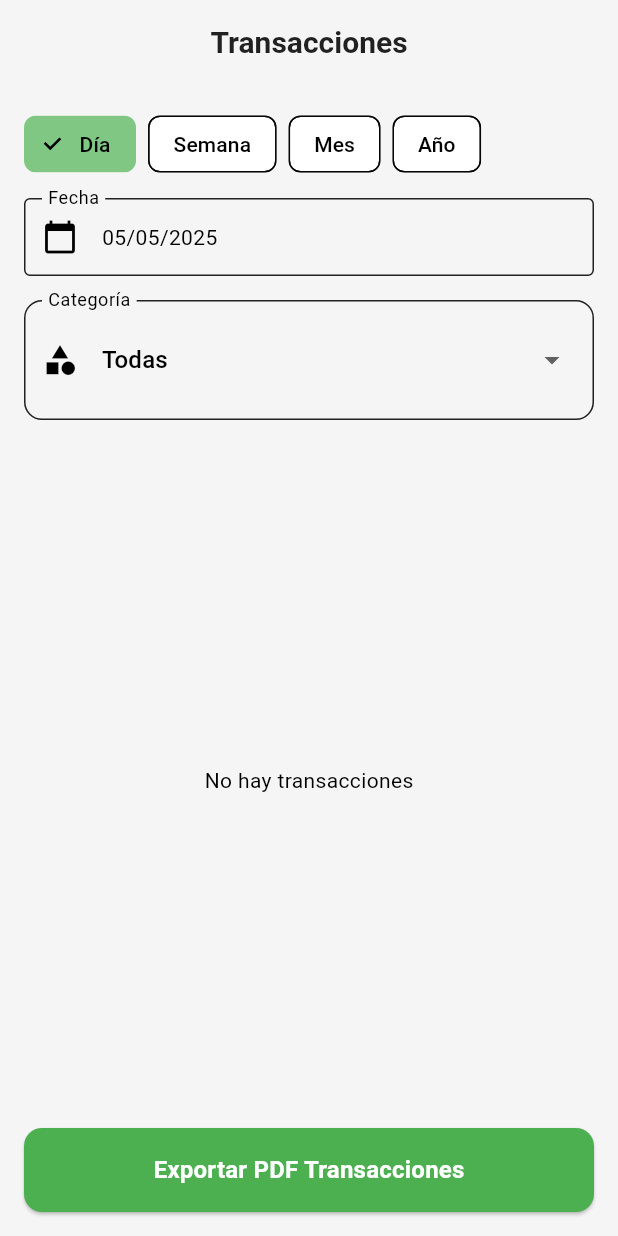
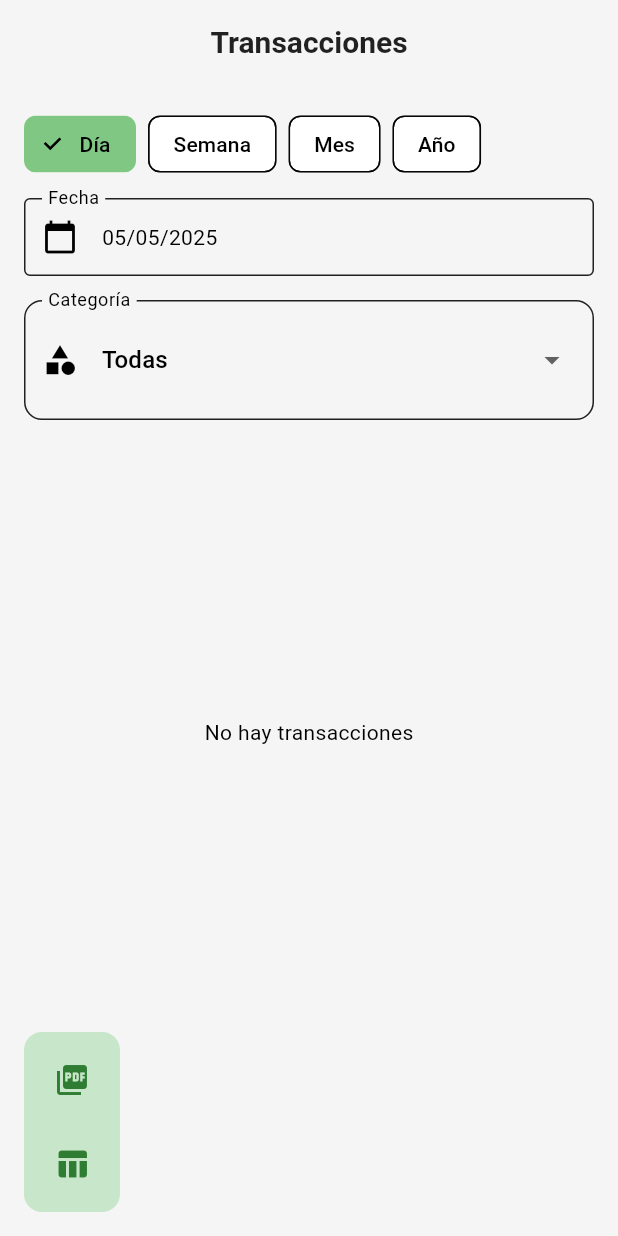
Before and after one commit to sim3075/MoneyMingle, a Flutter app: the TransactionsViewScreen screen opened directly with empty values, on a phone screen of 412 x 824 dp. Run offline on Flutter 3.47's test engine with Material 3 defaults, Android fonts, the phone set to English and light mode, and no system bars; our stand-ins replace firebase_core, fl_chart, font_awesome_flutter, image_picker, shared_preferences; accounts and stored records are empty.

Commit message:
Feat: add export pdf and excel button

```diff
--- a/money_mingle/lib/ui/pages/transaction/transactions_view_screen.dart
+++ b/money_mingle/lib/ui/pages/transaction/transactions_view_screen.dart
@@ -1,7 +1,6 @@
 import 'package:flutter/material.dart';
 import 'package:provider/provider.dart';
 import 'package:money_mingle/models/transaction.dart';
-import 'package:money_mingle/ui/widgets/shared/custom_button.dart';
 import '../transaction/transaction_controller.dart';
 import 'widgets/date_filter_selector.dart';
 import 'widgets/category_filter_selector.dart';
@@ -16,6 +15,52 @@ class TransactionsViewScreen extends StatelessWidget {
     required this.transactions,
     required this.save,
   }) : super(key: key);
+
+  void _showExportPdfDialog(BuildContext context) {
+    showDialog(
+      context: context,
+      builder: (_) => AlertDialog(
+        title: const Text('Exportar PDF'),
+        content: const Text('Exportar historial de transacciones a PDF.'),
+        actions: [
+          TextButton(
+            onPressed: () => Navigator.pop(context),
+            child: const Text('CANCELAR'),
+          ),
+          TextButton(
+            onPressed: () {
+              // TODO: implementar exportación real
+              Navigator.pop(context);
+            },
+            child: const Text('EXPORTAR'),
+          ),
+        ],
+      ),
+    );
+  }
+
+  void _showExportExcelDialog(BuildContext context) {
+    showDialog(
+      context: context,
+      builder: (_) => AlertDialog(
+        title: const Text('Exportar Excel'),
+        content: const Text('Exportar historial de transacciones a Excel.'),
+        actions: [
+          TextButton(
+            onPressed: () => Navigator.pop(context),
+            child: const Text('CANCELAR'),
+          ),
+          TextButton(
+            onPressed: () {
+              // TODO: implementar exportación real
+              Navigator.pop(context);
+            },
+            child: const Text('EXPORTAR'),
+          ),
+        ],
+      ),
+    );
+  }
 
   @override
   Widget build(BuildContext context) {
@@ -59,11 +104,37 @@ class TransactionsViewScreen extends StatelessWidget {
                   ),
                 ),
                 const SizedBox(height: 16),
-                CustomButton(
-                  text: 'Exportar PDF Transacciones',
-                  onPressed: () {
-                    // TODO: implementar la acción de exportar PDF
-                  },
+                Align(
+                  alignment: Alignment.centerLeft,
+                  child: Container(
+                    decoration: BoxDecoration(
+                      color: Colors.green.shade100,
+                      borderRadius: BorderRadius.circular(12),
+                    ),
+                    padding: const EdgeInsets.all(8),
+                    child: Column(
+                      mainAxisSize: MainAxisSize.min,
+                      children: [
+                        Tooltip(
+                          message: 'Exportar PDF',
+                          child: IconButton(
+                            icon: const Icon(Icons.picture_as_pdf),
+                            color: Colors.green.shade800,
+                            onPressed: () => _showExportPdfDialog(context),
+                          ),
+                        ),
+                        const SizedBox(height: 8),
+                        Tooltip(
+                          message: 'Exportar Excel',
+                          child: IconButton(
+                            icon: const Icon(Icons.table_chart),
+                            color: Colors.green.shade800,
+                            onPressed: () => _showExportExcelDialog(context),
+                          ),
+                        ),
+                      ],
+                    ),
+                  ),
                 ),
               ],
             ),
```
